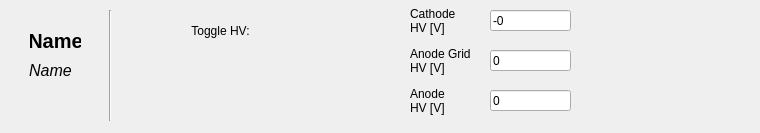
Before: the Qt Designer form sbndprmdaq/prm_settings/single_prm_hv_settings.ui in marcodeltutto/SBNDPurityMonitorDAQ, drawn with Qt 5.
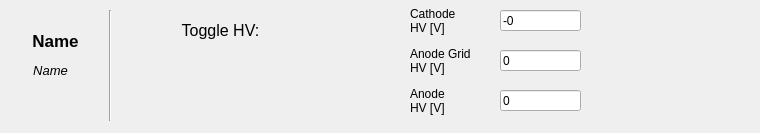
After: the same form once the commit is applied. Custom widgets are drawn as their Qt base class.

Patch:
```diff
--- a/sbndprmdaq/prm_settings/single_prm_hv_settings.ui
+++ b/sbndprmdaq/prm_settings/single_prm_hv_settings.ui
@@ -33,6 +33,11 @@
       <height>21</height>
      </rect>
     </property>
+    <property name="font">
+     <font>
+      <pointsize>12</pointsize>
+     </font>
+    </property>
     <property name="text">
      <string>Toggle HV:</string>
     </property>
@@ -65,7 +70,7 @@
     </property>
     <property name="font">
      <font>
-      <pointsize>15</pointsize>
+      <pointsize>13</pointsize>
       <weight>75</weight>
       <bold>true</bold>
      </font>
@@ -88,7 +93,7 @@
     </property>
     <property name="font">
      <font>
-      <pointsize>12</pointsize>
+      <pointsize>10</pointsize>
       <weight>50</weight>
       <italic>true</italic>
       <bold>false</bold>
@@ -131,7 +136,7 @@
    <widget class="QLineEdit" name="_cathode_hv">
     <property name="geometry">
      <rect>
-      <x>490</x>
+      <x>500</x>
       <y>10</y>
       <width>81</width>
       <height>21</height>
@@ -144,7 +149,7 @@
    <widget class="QLineEdit" name="_anode_hv">
     <property name="geometry">
      <rect>
-      <x>490</x>
+      <x>500</x>
       <y>90</y>
       <width>81</width>
       <height>21</height>
@@ -171,7 +176,7 @@
    <widget class="QLineEdit" name="_anodegrid_hv">
     <property name="geometry">
      <rect>
-      <x>490</x>
+      <x>500</x>
       <y>50</y>
       <width>81</width>
       <height>21</height>
```
